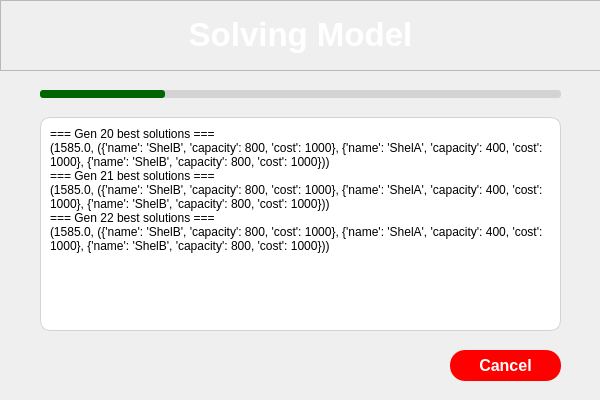
Above: FE/solvingprogress.ui from Lucianono/ShelterAlloc_Thesis before the change. Below: the same form after it.
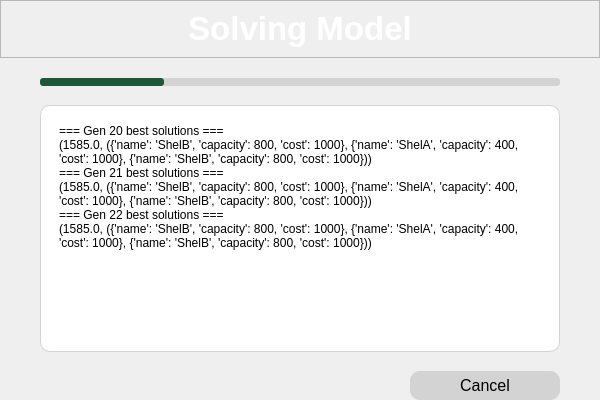
That is the form after the change.

The edit to the form file:
```diff
--- a/FE/solvingprogress.ui
+++ b/FE/solvingprogress.ui
@@ -31,17 +31,26 @@
   <property name="windowTitle">
    <string>Dialog</string>
   </property>
+  <layout class="QVBoxLayout" name="verticalLayout_4">
+   <property name="spacing">
+    <number>20</number>
+   </property>
+   <property name="leftMargin">
+    <number>0</number>
+   </property>
+   <property name="topMargin">
+    <number>0</number>
+   </property>
+   <property name="rightMargin">
+    <number>0</number>
+   </property>
+   <property name="bottomMargin">
+    <number>0</number>
+   </property>
+   <item>
   <widget class="QFrame" name="frame">
-   <property name="geometry">
-    <rect>
-     <x>0</x>
-     <y>0</y>
-     <width>601</width>
-     <height>71</height>
-    </rect>
-   </property>
    <property name="sizePolicy">
-    <sizepolicy hsizetype="Fixed" vsizetype="Fixed">
+      <sizepolicy hsizetype="Preferred" vsizetype="Fixed">
      <horstretch>0</horstretch>
      <verstretch>0</verstretch>
     </sizepolicy>
@@ -61,15 +70,9 @@
    <property name="frameShadow">
     <enum>QFrame::Raised</enum>
    </property>
+     <layout class="QHBoxLayout" name="horizontalLayout_3">
+      <item>
    <widget class="QLabel" name="label_2">
-    <property name="geometry">
-     <rect>
-      <x>0</x>
-      <y>0</y>
-      <width>601</width>
-      <height>71</height>
-     </rect>
-    </property>
     <property name="sizePolicy">
      <sizepolicy hsizetype="Fixed" vsizetype="Fixed">
       <horstretch>0</horstretch>
@@ -88,20 +91,21 @@
      <string>&lt;html&gt;&lt;head/&gt;&lt;body&gt;&lt;p align=&quot;center&quot;&gt;&lt;span style=&quot; font-weight:600;&quot;&gt;Solving Model&lt;/span&gt;&lt;/p&gt;&lt;/body&gt;&lt;/html&gt;</string>
     </property>
    </widget>
-  </widget>
-  <widget class="QWidget" name="verticalLayoutWidget">
-   <property name="geometry">
-    <rect>
-     <x>40</x>
-     <y>90</y>
-     <width>521</width>
-     <height>241</height>
-    </rect>
-   </property>
-   <layout class="QVBoxLayout" name="verticalLayout">
+      </item>
+     </layout>
+    </widget>
+   </item>
+   <item>
+    <layout class="QVBoxLayout" name="verticalLayout" stretch="1,4,1">
     <property name="spacing">
      <number>19</number>
     </property>
+     <property name="leftMargin">
+      <number>40</number>
+     </property>
+     <property name="rightMargin">
+      <number>40</number>
+     </property>
     <item>
      <widget class="QProgressBar" name="progressBar">
       <property name="font">
@@ -118,7 +122,7 @@
 }
 
 #progressBar::chunk {
-background-color: darkgreen;
+background-color: #1C5739;
 border-radius: 3px;
 }</string>
       </property>
@@ -145,15 +149,29 @@
       <property name="frameShadow">
        <enum>QFrame::Raised</enum>
       </property>
+       <layout class="QVBoxLayout" name="verticalLayout_2">
+        <item>
+         <widget class="QScrollArea" name="scrollArea">
+          <property name="styleSheet">
+           <string notr="true">
+background-color: white;
+border:none;</string>
+          </property>
+          <property name="widgetResizable">
+           <bool>true</bool>
+          </property>
+          <widget class="QWidget" name="scrollAreaWidgetContents">
+           <property name="geometry">
+            <rect>
+             <x>0</x>
+             <y>0</y>
+             <width>500</width>
+             <height>198</height>
+            </rect>
+           </property>
+           <layout class="QVBoxLayout" name="verticalLayout_3">
+            <item>
       <widget class="QLabel" name="label">
-       <property name="geometry">
-        <rect>
-         <x>10</x>
-         <y>10</y>
-         <width>501</width>
-         <height>201</height>
-        </rect>
-       </property>
        <property name="styleSheet">
         <string notr="true"/>
        </property>
@@ -172,39 +190,78 @@
         <bool>true</bool>
        </property>
       </widget>
-     </widget>
+            </item>
+           </layout>
+          </widget>
+         </widget>
     </item>
    </layout>
   </widget>
+     </item>
+     <item>
+      <layout class="QHBoxLayout" name="horizontalLayout_2">
+       <item>
+        <spacer name="horizontalSpacer">
+         <property name="orientation">
+          <enum>Qt::Horizontal</enum>
+         </property>
+         <property name="sizeHint" stdset="0">
+          <size>
+           <width>40</width>
+           <height>20</height>
+          </size>
+         </property>
+        </spacer>
+       </item>
+       <item>
   <widget class="QPushButton" name="pushButton">
-   <property name="geometry">
-    <rect>
-     <x>450</x>
-     <y>350</y>
-     <width>111</width>
-     <height>31</height>
-    </rect>
+         <property name="minimumSize">
+          <size>
+           <width>150</width>
+           <height>0</height>
+          </size>
+         </property>
+         <property name="maximumSize">
+          <size>
+           <width>150</width>
+           <height>16777215</height>
+          </size>
    </property>
    <property name="font">
     <font>
      <pointsize>-1</pointsize>
-     <weight>75</weight>
-     <bold>true</bold>
     </font>
    </property>
    <property name="styleSheet">
     <string notr="true">QPushButton {
-    background-color: red;           
-    color: white;                        
-    border: none;                        
-    border-radius: 15px;                                  
-    font-size: 16px;                     
-}</string>
+    background-color: lightgray;
+    color: black;
+    padding: 5px;
+    border: none;
+    border-radius: 10px;
+	font-size:16px;
+}
+
+QPushButton:hover {
+    background-color: #FF5A4D;
+color: white;
+}
+
+QPushButton:pressed {
+    background-color: #E63946;
+}
+</string>
    </property>
    <property name="text">
     <string>Cancel</string>
    </property>
   </widget>
+       </item>
+      </layout>
+     </item>
+    </layout>
+   </item>
+  </layout>
  </widget>
  <resources/>
  <connections/>
```
Left out of the diff: 5 changed lines with no effect on the pictures. Lines whose indentation alone changed are shown as unchanged.
